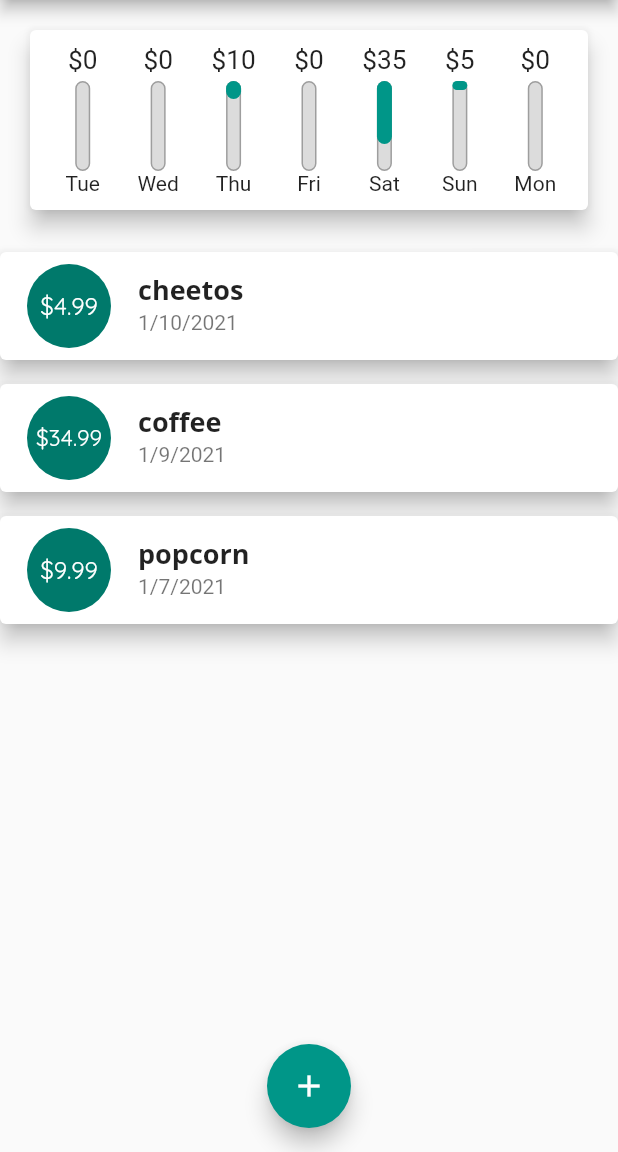
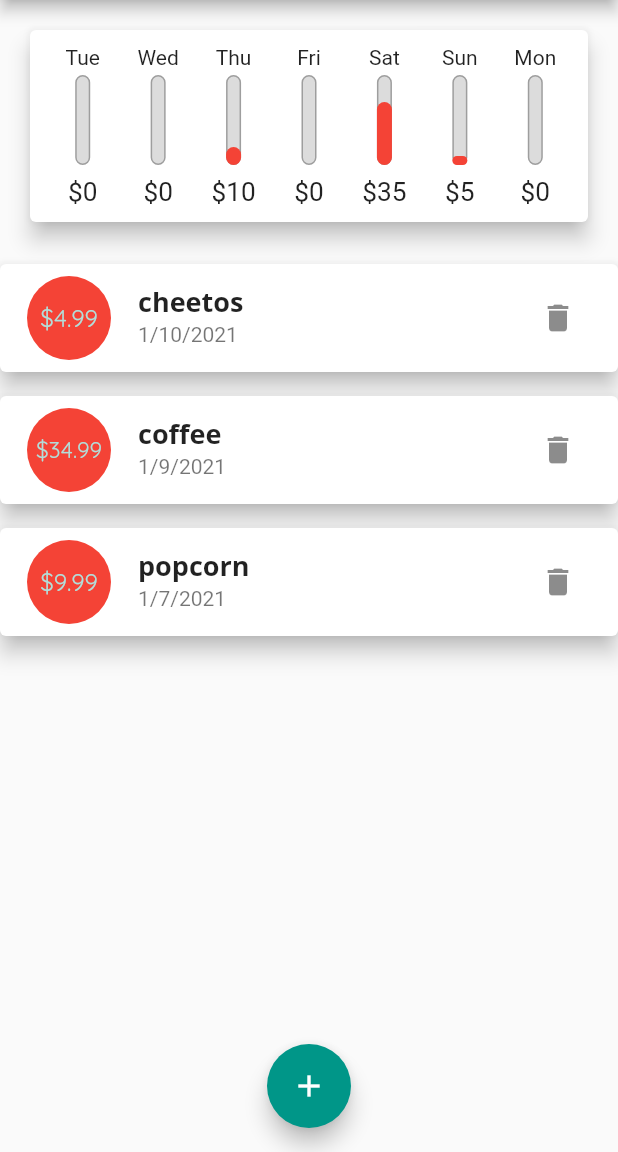
Before and after one commit to AdelRizq/Expenses-tracker, a Flutter app: the screen it shows after launch, on a phone screen of 412 x 824 dp, the part 84-1236 px from its top. Run offline on Flutter 3.47's test engine with Material 2 defaults, Android fonts, the phone set to English and light mode, and no system bars; statements that could not run were skipped.

Commit message:
Add delete transaction feature and date picker in the new transation form

```diff
--- a/lib/main.dart
+++ b/lib/main.dart
@@ -17,7 +17,7 @@ class MyApp extends StatelessWidget {
       title: 'Personal Expenses',
       theme: ThemeData(
         primarySwatch: Colors.teal,
-        accentColor: Colors.tealAccent[800],
+        accentColor: Colors.red,
         visualDensity: VisualDensity.adaptivePlatformDensity,
         fontFamily: 'Quicksand',
         textTheme: ThemeData.light().textTheme.copyWith(
@@ -25,6 +25,9 @@ class MyApp extends StatelessWidget {
                 fontFamily: 'OpenSans',
                 fontWeight: FontWeight.bold,
                 fontSize: 18,
+              ),
+              button: TextStyle(
+                color: Colors.white,
               ),
             ),
         appBarTheme: AppBarTheme(
@@ -50,33 +53,33 @@ class MyHomePageState extends StatefulWidget {
 class _MyHomePageStateState extends State<MyHomePageState> {
   final List<Transaction> transactions = [
     Transaction(
-      id: 't2',
+      id: 't1',
       title: 'cheetos',
       amount: 4.99,
       date: DateTime.now().subtract(Duration(days: 1)),
     ),
     Transaction(
-      id: 't3',
+      id: 't2',
       title: 'coffee',
       amount: 34.99,
       date: DateTime.now().subtract(Duration(days: 2)),
     ),
     Transaction(
-      id: 't1',
+      id: 't3',
       title: 'popcorn',
       amount: 9.99,
       date: DateTime.now().subtract(Duration(days: 4)),
     ),
   ];
 
-  void _addTransaction(String title, double amount) {
+  void _addTransaction(String title, double amount, DateTime date) {
     setState(() {
       transactions.add(
         Transaction(
-          id: 'tempId',
+          id: DateTime.now().toString(),
           title: title,
           amount: amount,
-          date: DateTime.now(),
+          date: date,
         ),
       );
     });
@@ -100,6 +103,12 @@ class _MyHomePageStateState extends State<MyHomePageState> {
         });
   }
 
+  void _deleteTransaction(String id) {
+    setState(() {
+      transactions.removeWhere((element) => element.id == id);
+    });
+  }
+
   @override
   Widget build(BuildContext context) {
     return Scaffold(
@@ -119,14 +128,14 @@ class _MyHomePageStateState extends State<MyHomePageState> {
         child: Column(
           children: <Widget>[
             Chart(_recentTransactions),
-            TransactionList(transactions),
+            TransactionList(transactions, _deleteTransaction),
           ],
         ),
       ),
       floatingActionButtonLocation: FloatingActionButtonLocation.centerFloat,
       floatingActionButton: FloatingActionButton(
         child: Icon(Icons.add),
-        backgroundColor: Theme.of(context).accentColor,
+        backgroundColor: Theme.of(context).primaryColor,
         onPressed: () => _openAddNewTransactionForm(context),
       ),
     );
--- a/lib/widgets/chart_bar.dart
+++ b/lib/widgets/chart_bar.dart
@@ -11,12 +11,7 @@ class ChartBar extends StatelessWidget {
   Widget build(BuildContext context) {
     return Column(
       children: [
-        Container(
-          height: 20,
-          child: FittedBox(
-            child: Text('\$${this.spendingAmount.toStringAsFixed(0)}'),
-          ),
-        ),
+        Text(this.label),
         SizedBox(
           height: 4,
         ),
@@ -24,6 +19,7 @@ class ChartBar extends StatelessWidget {
           height: 60,
           width: 10,
           child: Stack(
+            alignment: Alignment.bottomCenter,
             children: [
               Container(
                 decoration: BoxDecoration(
@@ -36,7 +32,7 @@ class ChartBar extends StatelessWidget {
                 heightFactor: percentAmountOfTotal,
                 child: Container(
                   decoration: BoxDecoration(
-                    color: Theme.of(context).primaryColor,
+                    color: Theme.of(context).accentColor,
                     borderRadius: BorderRadius.circular(10),
                   ),
                 ),
@@ -44,7 +40,15 @@ class ChartBar extends StatelessWidget {
             ],
           ),
         ),
-        Text(this.label),
+        Container(
+          margin: EdgeInsets.only(top: 8),
+          height: 20,
+          child: FittedBox(
+            child: Text(
+              '\$${this.spendingAmount.toStringAsFixed(0)}',
+            ),
+          ),
+        ),
       ],
     );
   }
--- a/lib/widgets/transaction_list.dart
+++ b/lib/widgets/transaction_list.dart
@@ -5,13 +5,14 @@ import '../models/transaction.dart';
 
 class TransactionList extends StatelessWidget {
   final List<Transaction> _transactions;
+  final Function _deleteTransaction;
 
-  TransactionList(this._transactions);
+  TransactionList(this._transactions, this._deleteTransaction);
 
   @override
   Widget build(BuildContext context) {
     return Container(
-      height: 300,
+      height: 450,
       child: _transactions.isEmpty
           ? Column(
               children: [
@@ -37,6 +38,7 @@ class TransactionList extends StatelessWidget {
                   elevation: 6,
                   child: ListTile(
                     leading: CircleAvatar(
+                      backgroundColor: Theme.of(context).accentColor,
                       child: Padding(
                         padding: const EdgeInsets.all(8.0),
                         child: FittedBox(
@@ -52,6 +54,11 @@ class TransactionList extends StatelessWidget {
                     subtitle: Text(
                       DateFormat.yMd().format(_transactions[index].date),
                     ),
+                    trailing: IconButton(
+                      icon: Icon(Icons.delete),
+                      onPressed: () =>
+                          _deleteTransaction(_transactions[index].id),
+                    ),
                   ),
                 );
               },
```
Also changed, not shown: lib/widgets/new_transaction.dart (+62 -14 lines).
